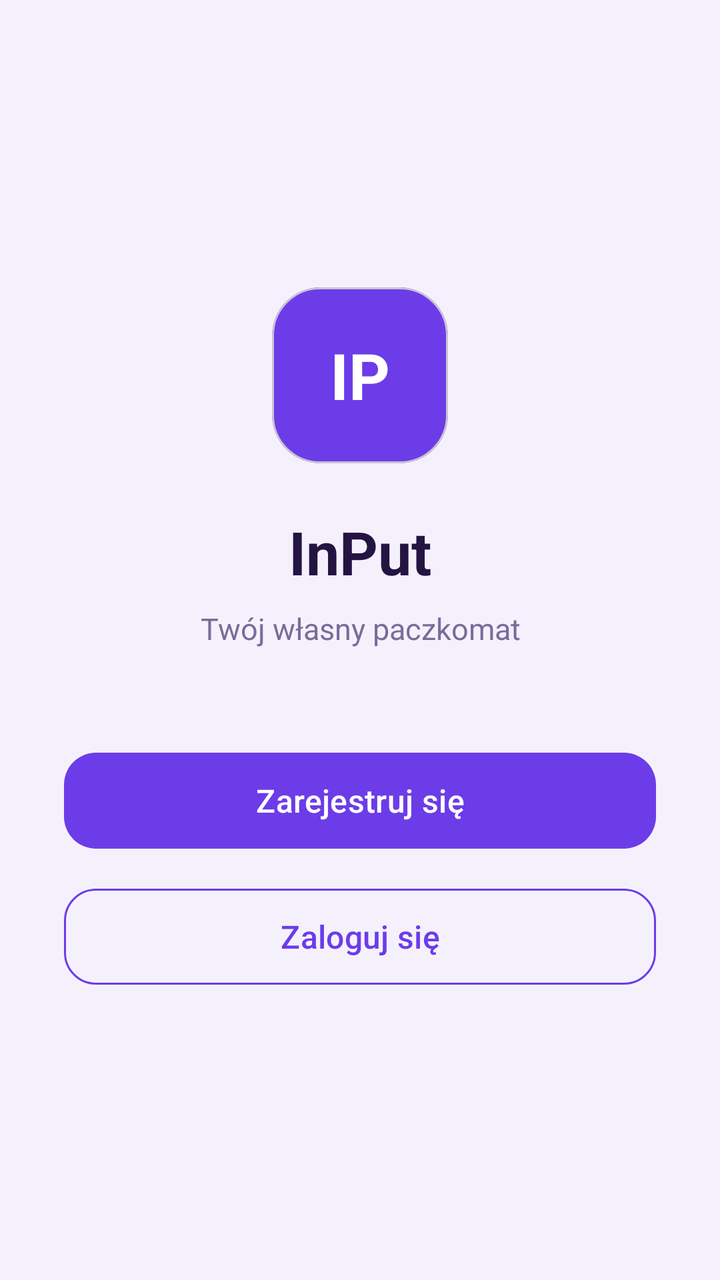
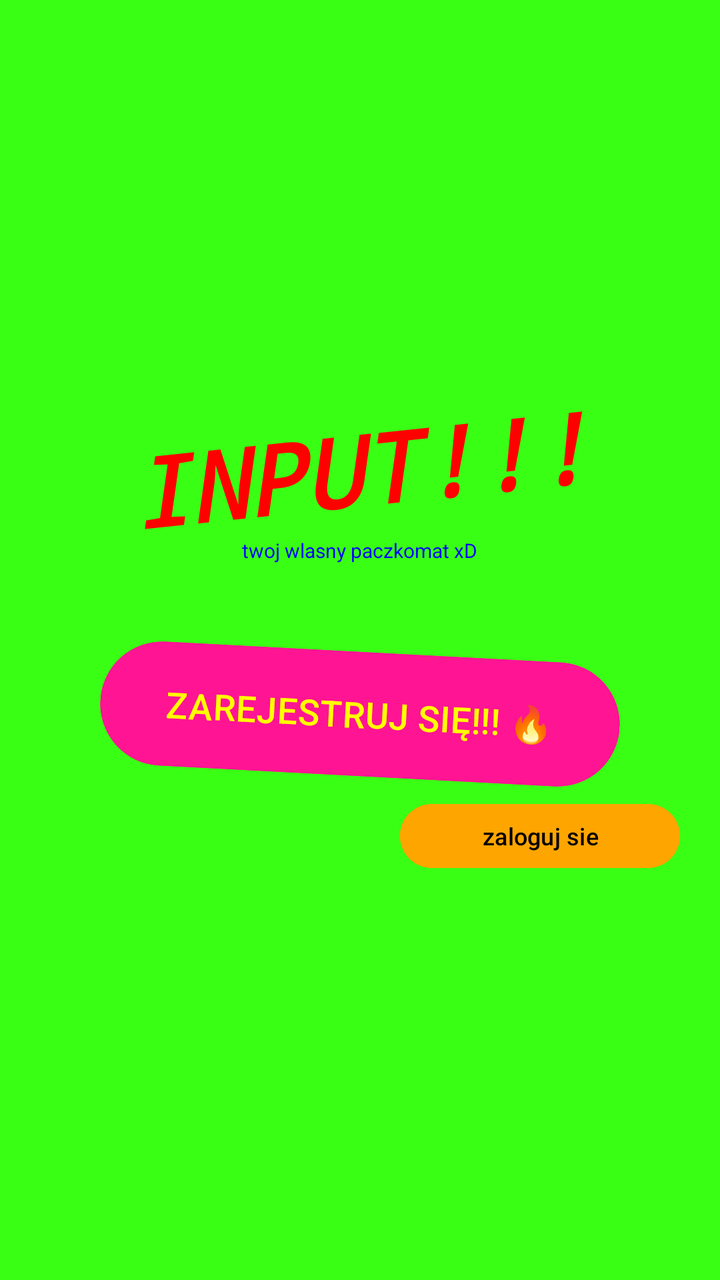

Two renders of the same Android screen: before a commit and after it. Below are the layout's source before the change and the commit's diff.
<!-- AndroidManifest.xml: application theme Theme.DemoEmptyActivity -->
<!-- res/layout/activity_main.xml -->
<?xml version="1.0" encoding="utf-8"?>
<LinearLayout xmlns:android="http://schemas.android.com/apk/res/android"
    xmlns:app="http://schemas.android.com/apk/res-auto"
    xmlns:tools="http://schemas.android.com/tools"
    android:id="@+id/main"
    android:layout_width="match_parent"
    android:layout_height="match_parent"
    android:orientation="vertical"
    android:gravity="center"
    android:background="@color/purple_background"
    android:paddingHorizontal="32dp"
    tools:context=".MainActivity">

    <com.google.android.material.card.MaterialCardView
        android:layout_width="88dp"
        android:layout_height="88dp"
        app:cardCornerRadius="24dp"
        app:cardElevation="0dp"
        app:cardBackgroundColor="@color/purple_primary"
        android:layout_marginBottom="24dp">

        <TextView
            android:layout_width="match_parent"
            android:layout_height="match_parent"
            android:gravity="center"
            android:text="IP"
            android:textColor="@color/white"
            android:textSize="32sp"
            android:textStyle="bold" />
    </com.google.android.material.card.MaterialCardView>

    <TextView
        android:layout_width="wrap_content"
        android:layout_height="wrap_content"
        android:text="InPut"
        android:textSize="30sp"
        android:textStyle="bold"
        android:textColor="@color/text_dark"
        android:layout_marginBottom="8dp" />

    <TextView
        android:layout_width="wrap_content"
        android:layout_height="wrap_content"
        android:text="Twój własny paczkomat"
        android:textSize="15sp"
        android:textColor="@color/text_muted"
        android:gravity="center"
        android:layout_marginBottom="48dp" />

    <com.google.android.material.button.MaterialButton
        android:id="@+id/btn1"
        android:layout_width="match_parent"
        android:layout_height="56dp"
        android:text="Zarejestruj się"
        android:textSize="16sp"
        android:textAllCaps="false"
        app:cornerRadius="16dp"
        android:layout_marginBottom="12dp" />

    <com.google.android.material.button.MaterialButton
        android:id="@+id/btn2"
        style="@style/Widget.Material3.Button.OutlinedButton"
        android:layout_width="match_parent"
        android:layout_height="56dp"
        android:text="Zaloguj się"
        android:textSize="16sp"
        android:textColor="@color/purple_primary"
        android:textAllCaps="false"
        app:strokeColor="@color/purple_primary"
        app:cornerRadius="16dp" />

</LinearLayout>
<!-- resources referenced by this layout -->
<resources>
  <color name="purple_background">#F5F1FC</color>
  <color name="purple_primary">#6C3CE9</color>
  <color name="text_dark">#241442</color>
  <color name="text_muted">#7A6C99</color>
  <color name="white">#FFFFFFFF</color>
  <style name="Theme.DemoEmptyActivity" parent="Base.Theme.DemoEmptyActivity" />
  <style name="Base.Theme.DemoEmptyActivity" parent="Theme.Material3.DayNight.NoActionBar">
          <item name="colorPrimary">@color/purple_primary</item>
          <item name="colorPrimaryDark">@color/purple_primary_dark</item>
          <item name="colorOnPrimary">@color/white</item>
          <item name="colorPrimaryContainer">@color/purple_container</item>
          <item name="colorOnPrimaryContainer">@color/text_dark</item>
          <item name="colorSecondary">@color/purple_primary</item>
          <item name="colorSurface">@color/surface</item>
          <item name="colorOnSurface">@color/text_dark</item>
          <item name="colorOnSurfaceVariant">@color/text_muted</item>
          <item name="colorOutline">@color/outline</item>
          <item name="android:windowBackground">@color/purple_background</item>
      </style>
  <color name="purple_primary_dark">#4B2AAE</color>
  <color name="purple_container">#EDE4FB</color>
  <color name="surface">#FFFFFF</color>
  <color name="outline">#E1D9F5</color>
</resources>

<!-- the commit's change to res/layout/activity_main.xml (unified diff, before → after) -->
@@ -1,72 +1,53 @@
 <?xml version="1.0" encoding="utf-8"?>
 <LinearLayout xmlns:android="http://schemas.android.com/apk/res/android"
-    xmlns:app="http://schemas.android.com/apk/res-auto"
     xmlns:tools="http://schemas.android.com/tools"
     android:id="@+id/main"
     android:layout_width="match_parent"
     android:layout_height="match_parent"
     android:orientation="vertical"
     android:gravity="center"
-    android:background="@color/purple_background"
-    android:paddingHorizontal="32dp"
+    android:background="@color/neon_green"
     tools:context=".MainActivity">
-
-    <com.google.android.material.card.MaterialCardView
-        android:layout_width="88dp"
-        android:layout_height="88dp"
-        app:cardCornerRadius="24dp"
-        app:cardElevation="0dp"
-        app:cardBackgroundColor="@color/purple_primary"
-        android:layout_marginBottom="24dp">
-
-        <TextView
-            android:layout_width="match_parent"
-            android:layout_height="match_parent"
-            android:gravity="center"
-            android:text="IP"
-            android:textColor="@color/white"
-            android:textSize="32sp"
-            android:textStyle="bold" />
-    </com.google.android.material.card.MaterialCardView>
 
     <TextView
         android:layout_width="wrap_content"
         android:layout_height="wrap_content"
-        android:text="InPut"
-        android:textSize="30sp"
-        android:textStyle="bold"
-        android:textColor="@color/text_dark"
-        android:layout_marginBottom="8dp" />
+        android:text="INPUT!!!"
+        android:textSize="48sp"
+        android:textStyle="bold|italic"
+        android:fontFamily="monospace"
+        android:textColor="@color/bright_red"
+        android:rotation="-6"
+        android:layout_marginBottom="2dp" />
 
     <TextView
         android:layout_width="wrap_content"
         android:layout_height="wrap_content"
-        android:text="Twój własny paczkomat"
-        android:textSize="15sp"
-        android:textColor="@color/text_muted"
-        android:gravity="center"
-        android:layout_marginBottom="48dp" />
+        android:text="twoj wlasny paczkomat xD"
+        android:textSize="10sp"
+        android:textColor="@color/bright_blue"
+        android:layout_marginBottom="40dp" />
 
-    <com.google.android.material.button.MaterialButton
+    <Button
+        android:layout_width="260dp"
+        android:layout_height="70dp"
         android:id="@+id/btn1"
-        android:layout_width="match_parent"
-        android:layout_height="56dp"
-        android:text="Zarejestruj się"
-        android:textSize="16sp"
-        android:textAllCaps="false"
-        app:cornerRadius="16dp"
-        android:layout_marginBottom="12dp" />
+        android:text="ZAREJESTRUJ SIĘ!!! 🔥"
+        android:textSize="18sp"
+        android:textColor="@color/bright_yellow"
+        android:backgroundTint="@color/hot_pink"
+        android:rotation="3"
+        android:layout_marginBottom="6dp" />
 
-    <com.google.android.material.button.MaterialButton
+    <Button
+        android:layout_width="140dp"
+        android:layout_height="40dp"
+        android:layout_gravity="end"
         android:id="@+id/btn2"
-        style="@style/Widget.Material3.Button.OutlinedButton"
-        android:layout_width="match_parent"
-        android:layout_height="56dp"
-        android:text="Zaloguj się"
-        android:textSize="16sp"
-        android:textColor="@color/purple_primary"
-        android:textAllCaps="false"
-        app:strokeColor="@color/purple_primary"
-        app:cornerRadius="16dp" />
+        android:text="zaloguj sie"
+        android:textSize="12sp"
+        android:textColor="@color/black"
+        android:backgroundTint="@color/orange"
+        android:layout_marginEnd="20dp" />
 
 </LinearLayout>
<!-- resource entries referenced after the edit -->
@@ -1,27 +1,16 @@
 <!-- resources referenced by this layout -->
 <resources>
-  <color name="purple_background">#F5F1FC</color>
-  <color name="purple_primary">#6C3CE9</color>
-  <color name="text_dark">#241442</color>
-  <color name="text_muted">#7A6C99</color>
-  <color name="white">#FFFFFFFF</color>
+  <color name="black">#FF000000</color>
+  <color name="bright_blue">#0000FF</color>
+  <color name="bright_red">#FF0000</color>
+  <color name="bright_yellow">#FFFF00</color>
+  <color name="hot_pink">#FF1493</color>
+  <color name="neon_green">#39FF14</color>
+  <color name="orange">#FFA500</color>
   <style name="Theme.DemoEmptyActivity" parent="Base.Theme.DemoEmptyActivity" />
   <style name="Base.Theme.DemoEmptyActivity" parent="Theme.Material3.DayNight.NoActionBar">
-          <item name="colorPrimary">@color/purple_primary</item>
-          <item name="colorPrimaryDark">@color/purple_primary_dark</item>
-          <item name="colorOnPrimary">@color/white</item>
-          <item name="colorPrimaryContainer">@color/purple_container</item>
-          <item name="colorOnPrimaryContainer">@color/text_dark</item>
-          <item name="colorSecondary">@color/purple_primary</item>
-          <item name="colorSurface">@color/surface</item>
-          <item name="colorOnSurface">@color/text_dark</item>
-          <item name="colorOnSurfaceVariant">@color/text_muted</item>
-          <item name="colorOutline">@color/outline</item>
-          <item name="android:windowBackground">@color/purple_background</item>
+          <item name="colorPrimary">@color/bright_red</item>
+          <item name="android:windowBackground">@color/neon_green</item>
       </style>
-  <color name="purple_primary_dark">#4B2AAE</color>
-  <color name="purple_container">#EDE4FB</color>
-  <color name="surface">#FFFFFF</color>
-  <color name="outline">#E1D9F5</color>
 </resources>
 
